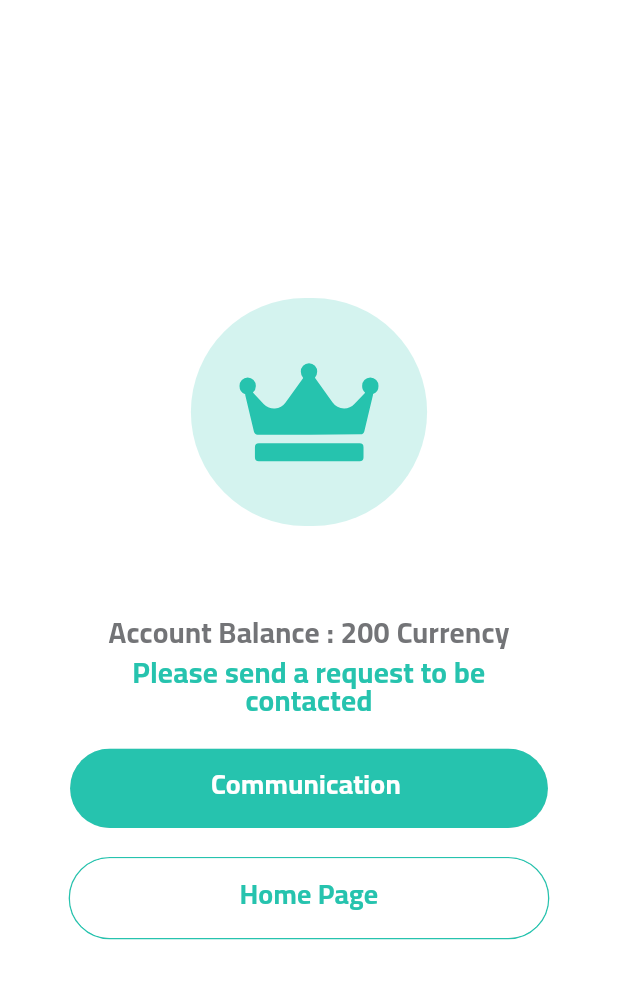
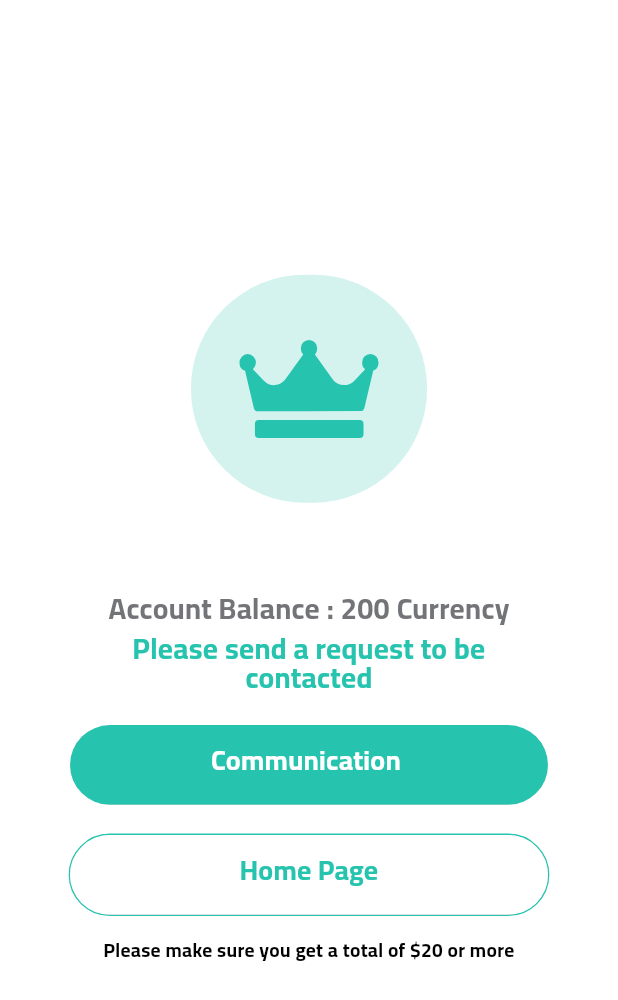
Before and after one commit to Najah-Dot-Com/sporti_mobile, a Flutter app: the screen it shows after launch, on a phone screen of 412 x 824 dp. Shown: the top 1000 px of the screen. Run offline on Flutter 3.47's test engine with Material 2 defaults, Android fonts, the phone set to English and light mode, and no system bars; drawn by our look-alikes of auto_size_text; our stand-ins replace cached_network_image, dio, flutter_svg, get, logger, responsive_framework and 1 more.

Commit message:
collect money

```diff
--- a/lib/feature/view/views/money_collect/money_collect_view.dart
+++ b/lib/feature/view/views/money_collect/money_collect_view.dart
@@ -4,9 +4,11 @@ import 'package:sporti/feature/view/appwidget/custome_text_view.dart';
 import 'package:sporti/feature/view/appwidget/primary_button.dart';
 import 'package:sporti/util/app_color.dart';
 import 'package:sporti/util/app_dimen.dart';
+import 'package:sporti/util/app_font.dart';
 import 'package:sporti/util/app_media.dart';
 import 'package:sporti/util/app_strings.dart';
 import 'package:get/get.dart';
+
 class MoneyCollectView extends StatelessWidget {
   const MoneyCollectView({Key? key}) : super(key: key);
 
@@ -18,30 +20,68 @@ class MoneyCollectView extends StatelessWidget {
     return Scaffold(
       backgroundColor: AppColor.white,
       body: Padding(
-        padding:  const EdgeInsets.symmetric(horizontal:AppPadding.p50 ),
+        padding: const EdgeInsets.symmetric(horizontal: AppPadding.p50),
         child: Column(
           mainAxisAlignment: MainAxisAlignment.center,
           crossAxisAlignment: CrossAxisAlignment.center,
           children: [
             logoPage,
-            const SizedBox(height: AppSize.s65,),
-            CustomTextView(txt: _balanceAccount(),textStyle: themeData.textTheme.headline1?.copyWith(color: AppColor.grey),),
-            const SizedBox(height: AppSize.s8,),
-            CustomTextView(textAlign: TextAlign.center,txt:AppStrings.txtCallRequest.tr,textStyle: themeData.textTheme.headline1?.copyWith(color: AppColor.primary),),
-            const SizedBox(height: AppSize.s20,),
-            PrimaryButton(textButton: AppStrings.txtCommunication.tr, isLoading: false, onClicked:  _onGoHomeClicked, ),
-            const SizedBox(height: AppSize.s20,),
-            PrimaryButton(colorBtn: AppColor.white,colorText:AppColor.primary,textButton: AppStrings.txtHome.tr, isLoading: false, onClicked:  _onGoHomeClicked, )
+            const SizedBox(
+              height: AppSize.s65,
+            ),
+            CustomTextView(
+              txt: _balanceAccount(),
+              textStyle:
+                  themeData.textTheme.headline1?.copyWith(color: AppColor.grey),
+            ),
+            const SizedBox(
+              height: AppSize.s8,
+            ),
+            CustomTextView(
+              textAlign: TextAlign.center,
+              txt: AppStrings.txtCallRequest.tr,
+              textStyle: themeData.textTheme.headline1
+                  ?.copyWith(color: AppColor.primary),
+            ),
+            const SizedBox(
+              height: AppSize.s20,
+            ),
+            PrimaryButton(
+              textButton: AppStrings.txtCommunication.tr,
+              isLoading: false,
+              onClicked: _onGoHomeClicked,
+            ),
+            const SizedBox(
+              height: AppSize.s20,
+            ),
+            PrimaryButton(
+              colorBtn: AppColor.white,
+              colorText: AppColor.primary,
+              textButton: AppStrings.txtHome.tr,
+              isLoading: false,
+              onClicked: _onGoHomeClicked,
+            ),
+            const SizedBox(
+              height: AppSize.s20,
+            ),
+            CustomTextView(
+              textAlign: TextAlign.center,
+              txt: AppStrings.txtCheckRevenue.tr,
+              textStyle: themeData.textTheme.headline1
+                  ?.copyWith(color: AppColor.black , fontSize: AppFontSize.s14),
+            ),
+
           ],
         ),
       ),
     );
   }
 
-  void _onGoHomeClicked() {
-  }
+  void _onGoHomeClicked() {}
 
   String _balanceAccount() {
-    return AppStrings.txtAccountBalance.tr+" 200 "+AppStrings.txtCurrency.tr;
+    return AppStrings.txtAccountBalance.tr +
+        " 200 " +
+        AppStrings.txtCurrency.tr;
   }
 }
--- a/lib/util/app_strings.dart
+++ b/lib/util/app_strings.dart
@@ -15,4 +15,5 @@ class AppStrings {
   static const String txtCurrency = "عملة";
   static const String txtCallRequest = "يرجى ارسال الطلب ليتم التواصل معك ";
   static const String txtCommunication = "التواصل ";
+  static const String txtCheckRevenue = "يرجى التأكد من أنك حصلت على اجمالي  \$20 فأكثر";
 }
--- a/lib/util/localization/lang/ar_su.dart
+++ b/lib/util/localization/lang/ar_su.dart
@@ -13,4 +13,5 @@ Map<String, String> arSU = {
   AppStrings.txtCurrency:"عملة",
   AppStrings.txtCallRequest:"يرجى ارسال الطلب ليتم التواصل معك ",
   AppStrings.txtCommunication:"التواصل ",
+  AppStrings.txtCheckRevenue:"يرجى التأكد من أنك حصلت على اجمالي  \$20 فأكثر",
 };
--- a/lib/util/localization/lang/en_us.dart
+++ b/lib/util/localization/lang/en_us.dart
@@ -12,4 +12,5 @@ Map<String, String> enUS = {
   AppStrings.txtCurrency:"Currency",
   AppStrings.txtCallRequest:"Please send a request to be contacted",
   AppStrings.txtCommunication:"Communication ",
+  AppStrings.txtCheckRevenue:"Please make sure you get a total of \$20 or more",
 };
```
